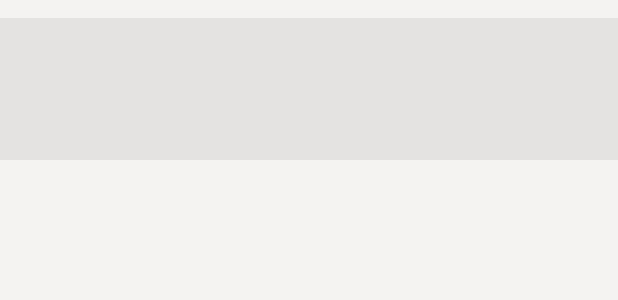
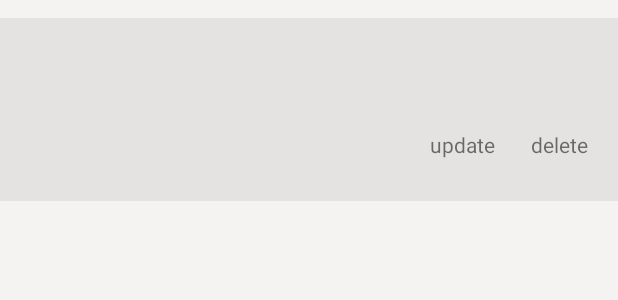
Before and after one commit to cloudhm/WhatsMode, an Android app: the layout item_address_list.xml on its own in the app's theme, with its tools: preview values and no code run, on a phone screen of 412 x 824 dp. Shown: the top 300 px of the screen. Run offline under Robolectric (Android 15) with nearby library versions, the phone set to English and light mode, and no system bars.

Commit message:
address delete

```diff
--- a/app/src/main/AndroidManifest.xml
+++ b/app/src/main/AndroidManifest.xml
@@ -34,6 +34,7 @@
         <activity android:name=".block.address.AddressListActivity"
                   android:screenOrientation="portrait"
             >
+
         </activity>
 
         <activity android:name=".block.address.AddEditAddressActivity"
--- a/app/src/main/java/com/whatsmode/shopify/block/address/AddressListAdapter.java
+++ b/app/src/main/java/com/whatsmode/shopify/block/address/AddressListAdapter.java
@@ -26,7 +26,9 @@ public class AddressListAdapter extends CommonAdapter<Address> {
                 .append(item.getCountry());
         helper.setText(R.id.name,item.getName())
                 .setText(R.id.phone,item.getPhone())
-                .setText(R.id.address,buffer.toString());
+                .setText(R.id.address,buffer.toString())
+                .addOnClickListener(R.id.delete)
+                .addOnClickListener(R.id.update);
     }
 
     public void refresh(List<Address> list) {
--- a/app/src/main/java/com/whatsmode/shopify/block/address/AddressListContract.java
+++ b/app/src/main/java/com/whatsmode/shopify/block/address/AddressListContract.java
@@ -15,9 +15,11 @@ public interface AddressListContract {
     interface View extends MvpView{
         void showContent(@LoadType.checker int type,@NonNull List<Address> addresses);
         void onError(int code ,String msg);
+        void deleteSuccess();
     }
     interface Presenter extends MvpPresenter<View>{
         void refreshAddressList();
         void loadModeAddressList();
+        void deleteAddress(String id);
     }
 }
--- a/app/src/main/res/layout/item_address_list.xml
+++ b/app/src/main/res/layout/item_address_list.xml
@@ -29,5 +29,24 @@
         android:layout_width="wrap_content"
         android:layout_height="wrap_content"/>
 
+    <TextView
+        android:id="@+id/delete"
+        android:text="delete"
+        android:padding="4dp"
+        android:layout_below="@+id/address"
+        android:layout_alignParentRight="true"
+        android:layout_width="wrap_content"
+        android:layout_height="wrap_content"/>
+
+    <TextView
+        android:id="@+id/update"
+        android:text="update"
+        android:padding="4dp"
+        android:layout_below="@+id/address"
+        android:layout_toLeftOf="@+id/delete"
+        android:layout_marginRight="16dp"
+        android:layout_width="wrap_content"
+        android:layout_height="wrap_content"/>
+
 
 </RelativeLayout>
```
Also changed, not shown: app/src/main/java/com/whatsmode/shopify/block/address/AddressListActivity.java (+21 -4 lines), app/src/main/java/com/whatsmode/shopify/block/address/AddressListPresenter.java (+35 -0 lines), app/src/main/java/com/whatsmode/shopify/block/address/AddressRepository.java (+15 -0 lines).
